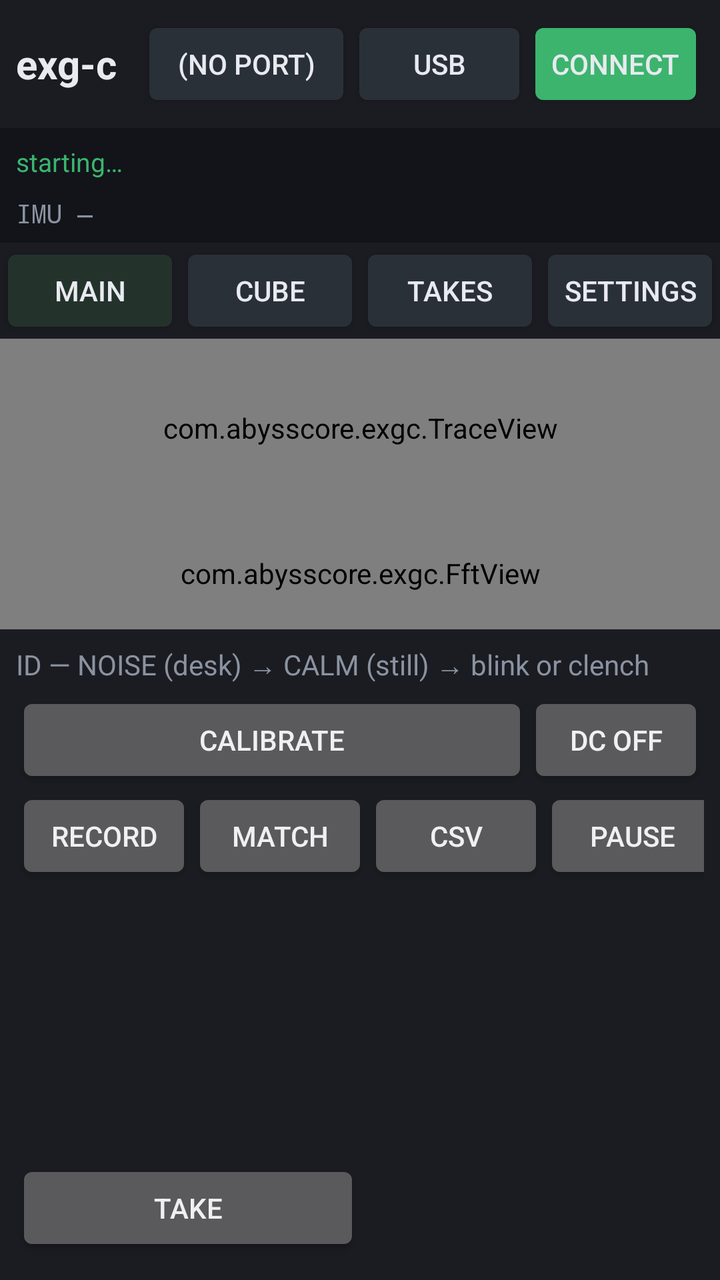
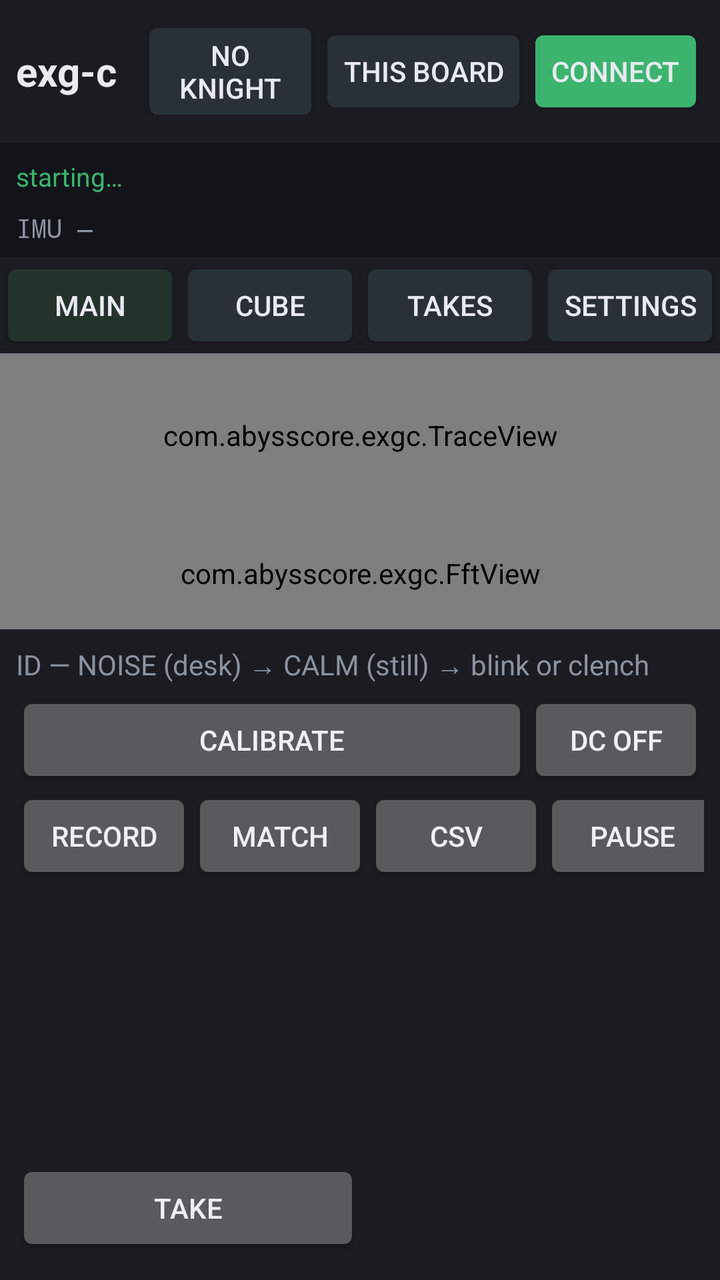

The first picture is an Android layout as it rendered before a commit; the second is the same layout after the commit. The layout source and the unified diff follow.
<!-- AndroidManifest.xml: application theme android:Theme.DeviceDefault.NoActionBar -->
<!-- res/layout/activity_exg.xml -->
<?xml version="1.0" encoding="utf-8"?>
<LinearLayout xmlns:android="http://schemas.android.com/apk/res/android"
    android:layout_width="match_parent"
    android:layout_height="match_parent"
    android:background="@color/bg"
    android:orientation="vertical">

    <LinearLayout
        android:layout_width="match_parent"
        android:layout_height="wrap_content"
        android:background="@color/panel"
        android:gravity="center_vertical"
        android:padding="8dp">

        <TextView
            android:id="@+id/title"
            android:layout_width="wrap_content"
            android:layout_height="wrap_content"
            android:paddingEnd="12dp"
            android:text="exg-c"
            android:textColor="@color/ink"
            android:textSize="20sp"
            android:textStyle="bold" />

        <Button
            android:id="@+id/port"
            android:layout_width="0dp"
            android:layout_height="wrap_content"
            android:layout_weight="1"
            android:backgroundTint="@color/btn"
            android:text="(no port)"
            android:textColor="@color/ink" />

        <Button
            android:id="@+id/link"
            android:layout_width="wrap_content"
            android:layout_height="wrap_content"
            android:backgroundTint="@color/btn"
            android:text="USB"
            android:textColor="@color/ink" />

        <Button
            android:id="@+id/connect"
            android:layout_width="wrap_content"
            android:layout_height="wrap_content"
            android:backgroundTint="@color/ok"
            android:text="Connect"
            android:textColor="@color/ink" />
    </LinearLayout>

    <TextView
        android:id="@+id/status"
        android:layout_width="match_parent"
        android:layout_height="wrap_content"
        android:background="#12141A"
        android:ellipsize="end"
        android:maxLines="2"
        android:padding="8dp"
        android:text="starting…"
        android:textColor="@color/ok"
        android:textSize="13sp" />

    <TextView
        android:id="@+id/imuLine"
        android:layout_width="match_parent"
        android:layout_height="wrap_content"
        android:background="#12141A"
        android:fontFamily="monospace"
        android:paddingLeft="8dp"
        android:paddingRight="8dp"
        android:paddingBottom="6dp"
        android:text="IMU —"
        android:textColor="@color/muted"
        android:textSize="13sp" />

    <LinearLayout
        android:layout_width="match_parent"
        android:layout_height="wrap_content"
        android:background="@color/panel">

        <Button
            android:id="@+id/tabMain"
            android:layout_width="0dp"
            android:layout_height="wrap_content"
            android:layout_weight="1"
            android:backgroundTint="#24322C"
            android:text="Main"
            android:textColor="@color/ink" />

        <Button
            android:id="@+id/tabCube"
            android:layout_width="0dp"
            android:layout_height="wrap_content"
            android:layout_weight="1"
            android:backgroundTint="@color/btn"
            android:text="Cube"
            android:textColor="@color/ink" />

        <Button
            android:id="@+id/tabPoses"
            android:layout_width="0dp"
            android:layout_height="wrap_content"
            android:layout_weight="1"
            android:backgroundTint="@color/btn"
            android:text="Takes"
            android:textColor="@color/ink" />

        <Button
            android:id="@+id/tabSet"
            android:layout_width="0dp"
            android:layout_height="wrap_content"
            android:layout_weight="1"
            android:backgroundTint="@color/btn"
            android:text="Settings"
            android:textColor="@color/ink" />
    </LinearLayout>

    <FrameLayout
        android:layout_width="match_parent"
        android:layout_height="0dp"
        android:layout_weight="1">

        <LinearLayout
            android:id="@+id/mainPane"
            android:layout_width="match_parent"
            android:layout_height="match_parent"
            android:orientation="vertical">

            <com.abysscore.exgc.TraceView
                android:id="@+id/traces"
                android:layout_width="match_parent"
                android:layout_height="0dp"
                android:layout_weight="1" />

            <com.abysscore.exgc.FftView
                android:id="@+id/fft"
                android:layout_width="match_parent"
                android:layout_height="56dp" />
        </LinearLayout>

        <LinearLayout
            android:id="@+id/cubePane"
            android:layout_width="match_parent"
            android:layout_height="match_parent"
            android:orientation="vertical"
            android:visibility="gone">

            <LinearLayout
                android:layout_width="match_parent"
                android:layout_height="wrap_content"
                android:background="@color/panel"
                android:padding="4dp">

                <Button
                    android:id="@+id/cubeViz"
                    android:layout_width="0dp"
                    android:layout_height="wrap_content"
                    android:layout_weight="1"
                    android:text="viz" />

                <Button
                    android:id="@+id/cubeMap"
                    android:layout_width="0dp"
                    android:layout_height="wrap_content"
                    android:layout_weight="1"
                    android:text="map" />

                <Button
                    android:id="@+id/cubeZoomOut"
                    android:layout_width="wrap_content"
                    android:layout_height="wrap_content"
                    android:text="−" />

                <Button
                    android:id="@+id/cubeZoomIn"
                    android:layout_width="wrap_content"
                    android:layout_height="wrap_content"
                    android:text="+" />

                <Button
                    android:id="@+id/cubeFront"
                    android:layout_width="wrap_content"
                    android:layout_height="wrap_content"
                    android:text="front" />

                <Button
                    android:id="@+id/cubeFloat"
                    android:layout_width="wrap_content"
                    android:layout_height="wrap_content"
                    android:text="float on" />

                <Button
                    android:id="@+id/cubeAlgo"
                    android:layout_width="wrap_content"
                    android:layout_height="wrap_content"
                    android:text="algo detect" />
            </LinearLayout>

            <LinearLayout
                android:id="@+id/cubeChRow"
                android:layout_width="match_parent"
                android:layout_height="wrap_content"
                android:background="@color/panel"
                android:padding="2dp" />

            <LinearLayout
                android:id="@+id/cubeMapTools"
                android:layout_width="match_parent"
                android:layout_height="wrap_content"
                android:background="@color/panel"
                android:gravity="center_vertical"
                android:padding="4dp"
                android:visibility="gone">

                <Button
                    android:id="@+id/sitePrev"
                    android:layout_width="wrap_content"
                    android:layout_height="wrap_content"
                    android:text="&lt;" />

                <TextView
                    android:id="@+id/siteLabel"
                    android:layout_width="0dp"
                    android:layout_height="wrap_content"
                    android:layout_weight="1"
                    android:gravity="center"
                    android:text="Fp1"
                    android:textColor="@color/crimson"
                    android:textSize="16sp" />

                <Button
                    android:id="@+id/siteNext"
                    android:layout_width="wrap_content"
                    android:layout_height="wrap_content"
                    android:text="&gt;" />

                <Button
                    android:id="@+id/siteAssign"
                    android:layout_width="wrap_content"
                    android:layout_height="wrap_content"
                    android:text="Assign" />
            </LinearLayout>

            <com.abysscore.exgc.CubeView
                android:id="@+id/cube"
                android:layout_width="match_parent"
                android:layout_height="0dp"
                android:layout_weight="1" />
        </LinearLayout>

        <ScrollView
            android:id="@+id/poses"
            android:layout_width="match_parent"
            android:layout_height="match_parent"
            android:visibility="gone">

            <LinearLayout
                android:layout_width="match_parent"
                android:layout_height="wrap_content"
                android:orientation="vertical"
                android:padding="12dp">

                <TextView
                    android:layout_width="wrap_content"
                    android:layout_height="wrap_content"
                    android:text="Takes only. 1-second blink/clench Record stays on Main."
                    android:textColor="@color/muted" />

                <TextView
                    android:id="@+id/poseHint"
                    android:layout_width="match_parent"
                    android:layout_height="wrap_content"
                    android:paddingTop="8dp"
                    android:paddingBottom="8dp"
                    android:text="Tap a take to compare the live plot against it."
                    android:textColor="@color/ink" />

                <LinearLayout
                    android:id="@+id/poseList"
                    android:layout_width="match_parent"
                    android:layout_height="wrap_content"
                    android:orientation="vertical" />
            </LinearLayout>
        </ScrollView>

        <ScrollView
            android:id="@+id/settings"
            android:layout_width="match_parent"
            android:layout_height="match_parent"
            android:visibility="gone">

            <LinearLayout
                android:layout_width="match_parent"
                android:layout_height="wrap_content"
                android:orientation="vertical"
                android:padding="12dp">

                <TextView
                    android:layout_width="wrap_content"
                    android:layout_height="wrap_content"
                    android:text="Profiles — tap to switch. Long-press to rename or delete. Electrode map stays. Plates and takes recook."
                    android:textColor="@color/muted" />

                <TextView
                    android:id="@+id/profNow"
                    android:layout_width="match_parent"
                    android:layout_height="wrap_content"
                    android:paddingTop="6dp"
                    android:paddingBottom="4dp"
                    android:text="now: (none)"
                    android:textColor="@color/ink" />

                <LinearLayout
                    android:id="@+id/profChips"
                    android:layout_width="match_parent"
                    android:layout_height="wrap_content"
                    android:orientation="vertical"
                    android:paddingTop="4dp" />

                <Button
                    android:id="@+id/profNew"
                    android:layout_width="match_parent"
                    android:layout_height="wrap_content"
                    android:text="Save current as…" />

                <LinearLayout
                    android:layout_width="match_parent"
                    android:layout_height="wrap_content">

                    <Button
                        android:id="@+id/profExport"
                        android:layout_width="0dp"
                        android:layout_height="wrap_content"
                        android:layout_weight="1"
                        android:text="Share file" />

                    <Button
                        android:id="@+id/profImport"
                        android:layout_width="0dp"
                        android:layout_height="wrap_content"
                        android:layout_weight="1"
                        android:text="Open file" />
                </LinearLayout>

                <TextView
                    android:id="@+id/profList"
                    android:layout_width="match_parent"
                    android:layout_height="wrap_content"
                    android:paddingTop="4dp"
                    android:textColor="@color/muted"
                    android:visibility="gone" />

                <TextView
                    android:layout_width="wrap_content"
                    android:layout_height="wrap_content"
                    android:paddingTop="12dp"
                    android:text="View — time window is how much of the plot you see"
                    android:textColor="@color/muted" />

                <LinearLayout
                    android:layout_width="match_parent"
                    android:layout_height="wrap_content">

                    <Button
                        android:id="@+id/win"
                        android:layout_width="0dp"
                        android:layout_height="wrap_content"
                        android:layout_weight="1"
                        android:text="win 2s" />

                    <Button
                        android:id="@+id/scale"
                        android:layout_width="0dp"
                        android:layout_height="wrap_content"
                        android:layout_weight="1"
                        android:text="scale" />
                </LinearLayout>

                <LinearLayout
                    android:layout_width="match_parent"
                    android:layout_height="wrap_content">

                    <Button
                        android:id="@+id/uiScale"
                        android:layout_width="0dp"
                        android:layout_height="wrap_content"
                        android:layout_weight="1"
                        android:text="UI 1.5x" />

                    <Button
                        android:id="@+id/board"
                        android:layout_width="0dp"
                        android:layout_height="wrap_content"
                        android:layout_weight="1"
                        android:text="8-ch + IMU" />
                </LinearLayout>

                <TextView
                    android:layout_width="wrap_content"
                    android:layout_height="wrap_content"
                    android:paddingTop="12dp"
                    android:text="Process — line-kill + CAR is the readable leftover. Raw is the open-input check. Bias (RLD) is per channel: tap bias ON / bias off."
                    android:textColor="@color/muted" />

                <LinearLayout
                    android:layout_width="match_parent"
                    android:layout_height="wrap_content">

                    <Button
                        android:id="@+id/band"
                        android:layout_width="0dp"
                        android:layout_height="wrap_content"
                        android:layout_weight="1"
                        android:text="band raw" />

                    <Button
                        android:id="@+id/car"
                        android:layout_width="0dp"
                        android:layout_height="wrap_content"
                        android:layout_weight="1"
                        android:text="CAR" />
                </LinearLayout>

                <LinearLayout
                    android:layout_width="match_parent"
                    android:layout_height="wrap_content">

                    <Button
                        android:id="@+id/detrend"
                        android:layout_width="0dp"
                        android:layout_height="wrap_content"
                        android:layout_weight="1"
                        android:text="raw DC" />

                    <Button
                        android:id="@+id/env"
                        android:layout_width="0dp"
                        android:layout_height="wrap_content"
                        android:layout_weight="1"
                        android:text="wave" />
                </LinearLayout>

                <LinearLayout
                    android:layout_width="match_parent"
                    android:layout_height="wrap_content">

                    <Button
                        android:id="@+id/notch"
                        android:layout_width="0dp"
                        android:layout_height="wrap_content"
                        android:layout_weight="1"
                        android:text="notch" />

                    <Button
                        android:id="@+id/hp"
                        android:layout_width="0dp"
                        android:layout_height="wrap_content"
                        android:layout_weight="1"
                        android:text="hp" />
                </LinearLayout>

                <LinearLayout
                    android:layout_width="match_parent"
                    android:layout_height="wrap_content">

                    <Button
                        android:id="@+id/lp"
                        android:layout_width="0dp"
                        android:layout_height="wrap_content"
                        android:layout_weight="1"
                        android:text="lp off" />

                    <Button
                        android:id="@+id/algo"
                        android:layout_width="0dp"
                        android:layout_height="wrap_content"
                        android:layout_weight="1"
                        android:text="algo detect" />
                </LinearLayout>

                <TextView
                    android:layout_width="wrap_content"
                    android:layout_height="wrap_content"
                    android:paddingTop="12dp"
                    android:text="API — type the ports. UDP is the live path. Stream stays up in the background."
                    android:textColor="@color/muted" />

                <TextView
                    android:id="@+id/apiLine"
                    android:layout_width="match_parent"
                    android:layout_height="wrap_content"
                    android:paddingTop="4dp"
                    android:paddingBottom="4dp"
                    android:text="api off"
                    android:textColor="@color/ink" />

                <LinearLayout
                    android:layout_width="match_parent"
                    android:layout_height="wrap_content">

                    <Button
                        android:id="@+id/apiOn"
                        android:layout_width="0dp"
                        android:layout_height="wrap_content"
                        android:layout_weight="1"
                        android:text="API on" />

                    <Button
                        android:id="@+id/apiBind"
                        android:layout_width="0dp"
                        android:layout_height="wrap_content"
                        android:layout_weight="1"
                        android:text="lan" />

                    <Button
                        android:id="@+id/apiHz"
                        android:layout_width="0dp"
                        android:layout_height="wrap_content"
                        android:layout_weight="1"
                        android:text="125 Hz" />
                </LinearLayout>

                <LinearLayout
                    android:layout_width="match_parent"
                    android:layout_height="wrap_content">

                    <Button
                        android:id="@+id/apiHttp"
                        android:layout_width="0dp"
                        android:layout_height="wrap_content"
                        android:layout_weight="1"
                        android:text="http 8765" />

                    <Button
                        android:id="@+id/apiUdp"
                        android:layout_width="0dp"
                        android:layout_height="wrap_content"
                        android:layout_weight="1"
                        android:text="udp 8766" />

                    <Button
                        android:id="@+id/apiTcp"
                        android:layout_width="0dp"
                        android:layout_height="wrap_content"
                        android:layout_weight="1"
                        android:text="tcp 8767" />
                </LinearLayout>

                <LinearLayout
                    android:layout_width="match_parent"
                    android:layout_height="wrap_content">

                    <Button
                        android:id="@+id/apiToken"
                        android:layout_width="0dp"
                        android:layout_height="wrap_content"
                        android:layout_weight="1"
                        android:text="token (off)" />

                    <Button
                        android:id="@+id/apiPush"
                        android:layout_width="0dp"
                        android:layout_height="wrap_content"
                        android:layout_weight="1"
                        android:text="push dest" />
                </LinearLayout>

                <LinearLayout
                    android:layout_width="match_parent"
                    android:layout_height="wrap_content">

                    <Button
                        android:id="@+id/linkDest"
                        android:layout_width="0dp"
                        android:layout_height="wrap_content"
                        android:layout_weight="1"
                        android:text="client dest" />

                    <Button
                        android:id="@+id/linkToken"
                        android:layout_width="0dp"
                        android:layout_height="wrap_content"
                        android:layout_weight="1"
                        android:text="client token" />
                </LinearLayout>

                <TextView
                    android:layout_width="wrap_content"
                    android:layout_height="wrap_content"
                    android:paddingTop="12dp"
                    android:text="Channels — site name = color. ON = acquire. bias = RLD. gN = gain."
                    android:textColor="@color/muted" />

                <LinearLayout
                    android:id="@+id/chGrid"
                    android:layout_width="match_parent"
                    android:layout_height="wrap_content"
                    android:orientation="vertical"
                    android:paddingTop="12dp" />
            </LinearLayout>
        </ScrollView>
    </FrameLayout>

    <LinearLayout
        android:id="@+id/learnBar"
        android:layout_width="match_parent"
        android:layout_height="wrap_content"
        android:background="@color/panel"
        android:gravity="center_vertical"
        android:orientation="vertical"
        android:padding="8dp">

        <TextView
            android:id="@+id/idLine"
            android:layout_width="match_parent"
            android:layout_height="wrap_content"
            android:paddingBottom="4dp"
            android:text="ID — NOISE (desk) → CALM (still) → blink or clench"
            android:textColor="@color/muted"
            android:textSize="14sp" />

        <LinearLayout
            android:layout_width="match_parent"
            android:layout_height="wrap_content">

            <Button
                android:id="@+id/calibrate"
                android:layout_width="0dp"
                android:layout_height="wrap_content"
                android:layout_weight="1"
                android:text="Calibrate" />

            <Button
                android:id="@+id/clean"
                android:layout_width="wrap_content"
                android:layout_height="wrap_content"
                android:text="DC off" />
        </LinearLayout>

        <LinearLayout
            android:layout_width="match_parent"
            android:layout_height="wrap_content">

            <Button
                android:id="@+id/learnName"
                android:layout_width="0dp"
                android:layout_height="wrap_content"
                android:layout_weight="1"
                android:gravity="start|center_vertical"
                android:text="name (tap)"
                android:textColor="@color/ink" />

            <Button
                android:id="@+id/record"
                android:layout_width="wrap_content"
                android:layout_height="wrap_content"
                android:text="Record" />

            <Button
                android:id="@+id/match"
                android:layout_width="wrap_content"
                android:layout_height="wrap_content"
                android:text="MATCH" />

            <Button
                android:id="@+id/csv"
                android:layout_width="wrap_content"
                android:layout_height="wrap_content"
                android:text="CSV" />

            <Button
                android:id="@+id/pause"
                android:layout_width="wrap_content"
                android:layout_height="wrap_content"
                android:text="Pause" />
        </LinearLayout>

        <LinearLayout
            android:layout_width="match_parent"
            android:layout_height="wrap_content"
            android:gravity="center_vertical">

            <Button
                android:id="@+id/atom"
                android:layout_width="0dp"
                android:layout_height="wrap_content"
                android:layout_weight="1"
                android:text="Take" />

            <TextView
                android:id="@+id/atomVs"
                android:layout_width="0dp"
                android:layout_height="wrap_content"
                android:layout_weight="1"
                android:paddingStart="8dp"
                android:text=""
                android:textColor="@color/crimson"
                android:textSize="14sp" />
        </LinearLayout>

        <HorizontalScrollView
            android:layout_width="match_parent"
            android:layout_height="wrap_content"
            android:paddingTop="4dp">

            <LinearLayout
                android:id="@+id/learnChips"
                android:layout_width="wrap_content"
                android:layout_height="wrap_content"
                android:orientation="horizontal" />
        </HorizontalScrollView>
    </LinearLayout>
</LinearLayout>
<!-- resources referenced by this layout -->
<resources>
  <color name="bg">#101218</color>
  <color name="btn">#2A3038</color>
  <color name="crimson">#F22647</color>
  <color name="ink">#E8EAF0</color>
  <color name="muted">#8B93A0</color>
  <color name="ok">#3CB46E</color>
  <color name="panel">#1A1C22</color>
</resources>

<!-- the commit's change to res/layout/activity_exg.xml (unified diff, before → after) -->
@@ -28,7 +28,7 @@
             android:layout_height="wrap_content"
             android:layout_weight="1"
             android:backgroundTint="@color/btn"
-            android:text="(no port)"
+            android:text="no Knight"
             android:textColor="@color/ink" />
 
         <Button
@@ -36,7 +36,7 @@
             android:layout_width="wrap_content"
             android:layout_height="wrap_content"
             android:backgroundTint="@color/btn"
-            android:text="USB"
+            android:text="this board"
             android:textColor="@color/ink" />
 
         <Button
@@ -482,7 +482,7 @@
                     android:layout_width="wrap_content"
                     android:layout_height="wrap_content"
                     android:paddingTop="12dp"
-                    android:text="API — type the ports. UDP is the live path. Stream stays up in the background."
+                    android:text="Share leftover from this phone: API on + wifi. Follow another phone: tap other phone, type its name and settings port, Connect. Leftover is the next port."
                     android:textColor="@color/muted" />
 
                 <TextView
@@ -510,7 +510,7 @@
                         android:layout_width="0dp"
                         android:layout_height="wrap_content"
                         android:layout_weight="1"
-                        android:text="lan" />
+                        android:text="wifi" />
 
                     <Button
                         android:id="@+id/apiHz"
@@ -529,21 +529,21 @@
                         android:layout_width="0dp"
                         android:layout_height="wrap_content"
                         android:layout_weight="1"
-                        android:text="http 8765" />
+                        android:text="settings 8765" />
 
                     <Button
                         android:id="@+id/apiUdp"
                         android:layout_width="0dp"
                         android:layout_height="wrap_content"
                         android:layout_weight="1"
-                        android:text="udp 8766" />
+                        android:text="leftover 8766" />
 
                     <Button
                         android:id="@+id/apiTcp"
                         android:layout_width="0dp"
                         android:layout_height="wrap_content"
                         android:layout_weight="1"
-                        android:text="tcp 8767" />
+                        android:text="spare 8767" />
                 </LinearLayout>
 
                 <LinearLayout
@@ -555,14 +555,14 @@
                         android:layout_width="0dp"
                         android:layout_height="wrap_content"
                         android:layout_weight="1"
-                        android:text="token (off)" />
+                        android:text="lock off" />
 
                     <Button
                         android:id="@+id/apiPush"
                         android:layout_width="0dp"
                         android:layout_height="wrap_content"
                         android:layout_weight="1"
-                        android:text="push dest" />
+                        android:text="extra send off" />
                 </LinearLayout>
 
                 <LinearLayout
@@ -574,14 +574,14 @@
                         android:layout_width="0dp"
                         android:layout_height="wrap_content"
                         android:layout_weight="1"
-                        android:text="client dest" />
+                        android:text="follow other phone…" />
 
                     <Button
                         android:id="@+id/linkToken"
                         android:layout_width="0dp"
                         android:layout_height="wrap_content"
                         android:layout_weight="1"
-                        android:text="client token" />
+                        android:text="other lock off" />
                 </LinearLayout>
 
                 <TextView
